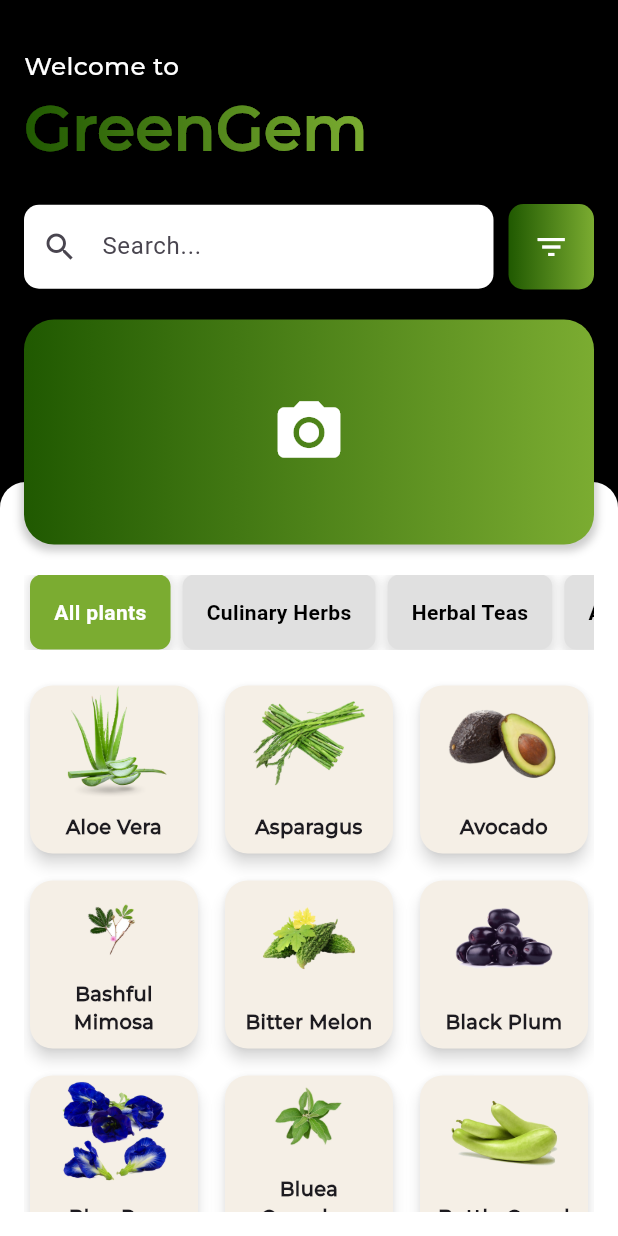
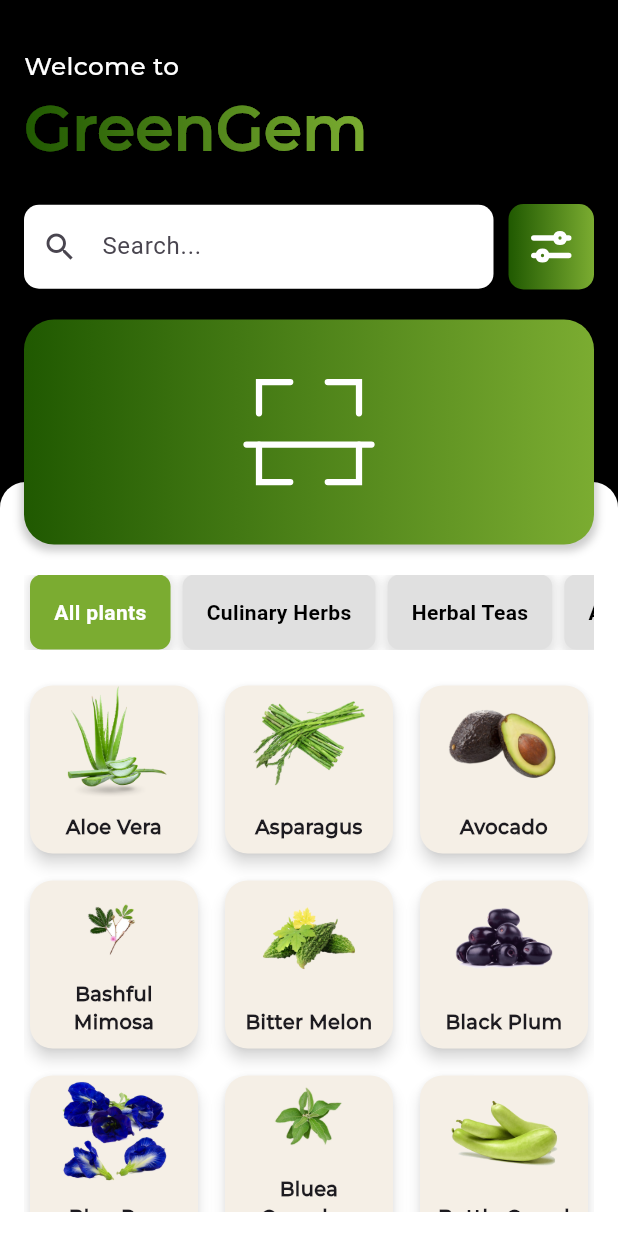
Before and after one commit to AmbherChris/gg-app-to-edit, a Flutter app: the HomeScreen screen opened directly, on a phone screen of 412 x 824 dp. Run offline on Flutter 3.47's test engine with Material 3 defaults, Android fonts, the phone set to English and light mode, and no system bars; our stand-ins replace flutter_svg, hive, hive_flutter, shared_preferences; accounts and stored records are empty; project files that could hold a hidden picture were left out.

Commit message:
removed unnecessary comments, and added svg icons

```diff
--- a/lib/plant_data.dart
+++ b/lib/plant_data.dart
@@ -729,6 +729,21 @@ final culinaryHerbs = allPlants
           'Chayote',
           'Corn Mint',
           'False Garlic',
+          'Galip Nut',
+          'Garlic',
+          'Ginger',
+          'Jujube Plum',
+          'Onion',
+          'Oregano',
+          'Radish',
+          'Rosemary',
+          'Sage',
+          'Sesame',
+          'Soybean',
+          'Star Anise',
+          'Taro',
+          'Turmeric',
+          'Vetiver Grass',
           // Add culinary herbs here...
         ].contains(plant.eng_name))
     .toList();
@@ -749,6 +764,19 @@ final herbalTeas = allPlants
           'Dandelion',
           'Dragon Fruit',
           'Fan Palm',
+          'Galip Nut',
+          'Jasmine',
+          'Lead Tree',
+          'Miracle Plant',
+          'Moringa',
+          'Mulberry',
+          'Oregano',
+          'Painted Nettle',
+          'Rosewood',
+          'Sesame',
+          'Star Anise',
+          'Thorny Amaranth',
+
           // Add herbal teas here...
         ].contains(plant.eng_name))
     .toList();
@@ -767,6 +795,33 @@ final aromaticOils = allPlants
           'Dandelion',
           'Dragon Fruit',
           'Fan Palm',
+          'Five-Leaf Chaste Tree',
+          'Ginger',
+          'Goat Weed',
+          'Goji Berry',
+          'Guava',
+          'Indian Acalypa',
+          'Jasmine',
+          'Mango',
+          'Mangosteen',
+          'Manila Hemp',
+          'Moringa',
+          'Morning Glory',
+          'Mulberry',
+          'Oregano',
+          'Painted Nettle',
+          'Radish',
+          'Rangoon creeper',
+          'Red Physic Nut',
+          'Rose Leadwort',
+          'Rosemary',
+          'Senna alata',
+          'Shiny Bush',
+          'Turmeric',
+          'Vetiver Grass',
+          'Water Lily',
+          'Weeping fig',
+          'Wild Tea',
           // Add aromatic oils here...
         ].contains(plant.eng_name))
     .toList();
--- a/lib/screens/home_screen.dart
+++ b/lib/screens/home_screen.dart
@@ -2,6 +2,8 @@ import 'package:flutter/material.dart';
 import 'package:gg_app/models/plants.dart';
 import 'package:gg_app/plant_data.dart';
 import 'plant_screen.dart';
+import 'package:flutter_svg/flutter_svg.dart';
+import 'settings_screen.dart';
 
 class HomeScreen extends StatefulWidget {
   @override
@@ -57,6 +59,15 @@ class _HomeScreenState extends State<HomeScreen> {
     );
   }
 
+  void navigateToSettings() {
+    Navigator.push(
+      context,
+      MaterialPageRoute(
+        builder: (context) => SettingsScreen(),
+      ),
+    );
+  }
+
   @override
   Widget build(BuildContext context) {
     return Scaffold(
@@ -70,8 +81,7 @@ class _HomeScreenState extends State<HomeScreen> {
                 color: Colors.black,
               ),
               Container(
-                height: MediaQuery.of(context).size.height *
-                    0.61, // 70% of the screen height
+                height: MediaQuery.of(context).size.height * 0.61,
                 decoration: BoxDecoration(
                   color: Colors.white,
                   borderRadius: BorderRadius.only(
@@ -177,9 +187,12 @@ class _HomeScreenState extends State<HomeScreen> {
                           borderRadius: BorderRadius.circular(10),
                         ),
                         child: IconButton(
-                          onPressed: () {},
-                          icon: Icon(Icons.filter_list),
-                          color: Colors.white,
+                          onPressed: navigateToSettings,
+                          icon: SvgPicture.asset(
+                            'assets/icons/settings-adjust-svgrepo-com.svg',
+                            width: 35,
+                            height: 35,
+                          ),
                         ),
                       ),
                     ),
@@ -233,8 +246,11 @@ class _HomeScreenState extends State<HomeScreen> {
                   ),
                   child: Center(
                     child: IconButton(
-                      icon:
-                          Icon(Icons.camera_alt, size: 50, color: Colors.white),
+                      icon: SvgPicture.asset(
+                        'assets/icons/scan-svgrepo-com.svg',
+                        width: 100,
+                        height: 100,
+                      ),
                       onPressed: () {
                         // Implement plant scanner feature
                       },
@@ -248,13 +264,10 @@ class _HomeScreenState extends State<HomeScreen> {
                   child: ListView(
                     scrollDirection: Axis.horizontal,
                     children: [
-                      // Wrap each CategoryButton with a Container without shadow
                       Container(
-                        margin: EdgeInsets.symmetric(
-                            horizontal: 4), // Adjust margin as needed
+                        margin: EdgeInsets.symmetric(horizontal: 4),
                         decoration: BoxDecoration(
-                          borderRadius: BorderRadius.circular(
-                              8), // Border radius for rounded corners
+                          borderRadius: BorderRadius.circular(8),
                         ),
                         child: CategoryButton(
                           label: 'All plants',
@@ -263,11 +276,9 @@ class _HomeScreenState extends State<HomeScreen> {
                         ),
                       ),
                       Container(
-                        margin: EdgeInsets.symmetric(
-                            horizontal: 4), // Adjust margin as needed
+                        margin: EdgeInsets.symmetric(horizontal: 4),
                         decoration: BoxDecoration(
-                          borderRadius: BorderRadius.circular(
-                              8), // Border radius for rounded corners
+                          borderRadius: BorderRadius.circular(8),
                         ),
                         child: CategoryButton(
                           label: 'Culinary Herbs',
@@ -276,11 +287,9 @@ class _HomeScreenState extends State<HomeScreen> {
                         ),
                       ),
                       Container(
-                        margin: EdgeInsets.symmetric(
-                            horizontal: 4), // Adjust margin as needed
+                        margin: EdgeInsets.symmetric(horizontal: 4),
                         decoration: BoxDecoration(
-                          borderRadius: BorderRadius.circular(
-                              8), // Border radius for rounded corners
+                          borderRadius: BorderRadius.circular(8),
                         ),
                         child: CategoryButton(
                           label: 'Herbal Teas',
@@ -289,11 +298,9 @@ class _HomeScreenState extends State<HomeScreen> {
                         ),
                       ),
                       Container(
-                        margin: EdgeInsets.symmetric(
-                            horizontal: 4), // Adjust margin as needed
+                        margin: EdgeInsets.symmetric(horizontal: 4),
                         decoration: BoxDecoration(
-                          borderRadius: BorderRadius.circular(
-                              8), // Border radius for rounded corners
+                          borderRadius: BorderRadius.circular(8),
                         ),
                         child: CategoryButton(
                           label: 'Aromatic Oils',
@@ -393,8 +400,8 @@ class PlantCard extends StatelessWidget {
         shape: RoundedRectangleBorder(
           borderRadius: BorderRadius.circular(15),
         ),
-        elevation: 4, // Add shadow
-        shadowColor: Colors.black.withOpacity(0.7), // Add shadow color
+        elevation: 4,
+        shadowColor: Colors.black.withOpacity(0.7),
         child: Column(
           children: [
             Expanded(
--- a/lib/screens/splash_screen.dart
+++ b/lib/screens/splash_screen.dart
@@ -36,7 +36,6 @@ class _SplashScreenState extends State<SplashScreen> {
   }
 
   void _closeApp() {
-    // Close the app by popping the main route
     Navigator.of(context).pop();
   }
 
@@ -294,7 +293,7 @@ class _TermsDialogState extends State<TermsDialog> {
             shape: RoundedRectangleBorder(
               borderRadius: BorderRadius.circular(8.0),
             ),
-            elevation: 0, // Remove shadow
+            elevation: 0,
           ),
         ),
       ],
@@ -303,6 +302,5 @@ class _TermsDialogState extends State<TermsDialog> {
 
   void _closeApp() {
     Navigator.of(context).pop();
-    // Implement the method to close the app
   }
 }
```
Also changed, not shown: lib/screens/plant_screen.dart (+1 -7 lines), lib/screens/settings_screen.dart (added, +204 -0 lines), pubspec.yaml (+3 -67 lines), assets/icons/scan-svgrepo-com.svg (added), assets/icons/settings-adjust-svgrepo-com.svg (added), pubspec.lock.
